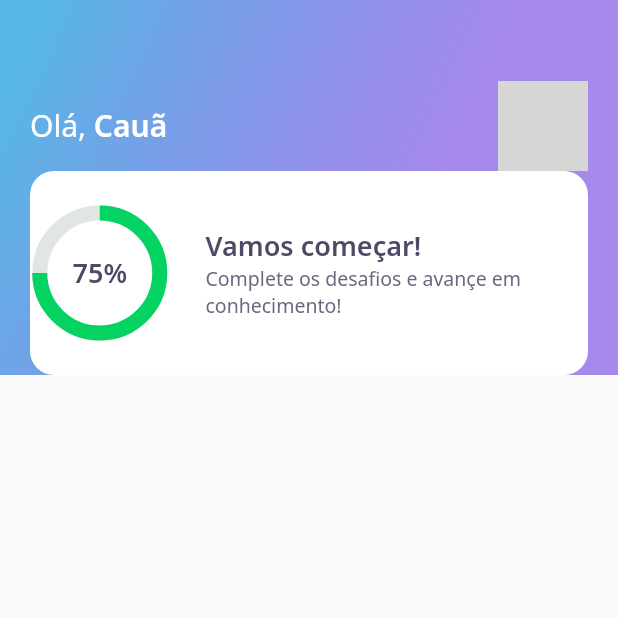
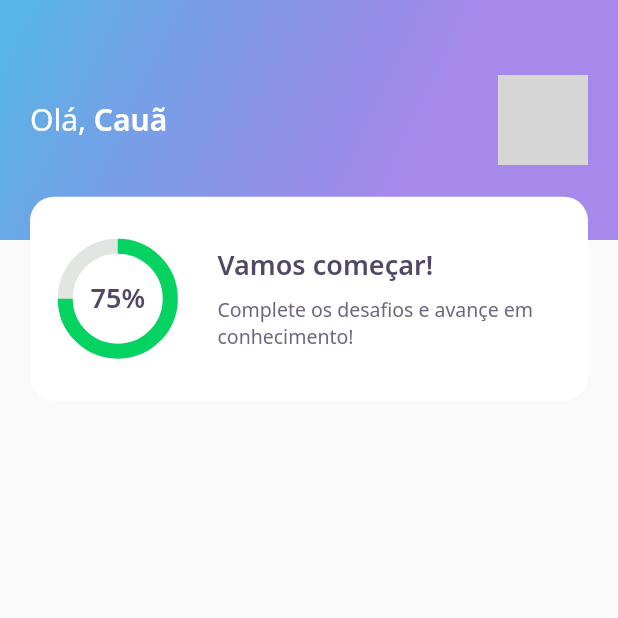
Before and after one commit to Cauaspinheiro/nlw-05, a Flutter app: the screen it shows after launch, on a phone screen of 412 x 824 dp, the top half of it. Run offline on Flutter 3.47's test engine with Material 2 defaults, Android fonts, the phone set to English and light mode, and no system bars; our stand-ins replace google_fonts; network calls fail; grey boxes are pictures that could not be loaded.

Commit message:
feat(home): improve styles and responsiveness

```diff
--- a/lib/home/widgets/app_bar_widget.dart
+++ b/lib/home/widgets/app_bar_widget.dart
@@ -1,6 +1,6 @@
 import 'package:dev_quiz/core/app_gradients.dart';
 import 'package:dev_quiz/core/app_text_styles.dart';
-import 'package:dev_quiz/home/widgets/chart_widget.dart';
+import 'package:dev_quiz/home/widgets/score_card_widget.dart';
 import 'package:flutter/cupertino.dart';
 import 'package:flutter/material.dart';
 
@@ -10,13 +10,14 @@ class AppBarWidget extends PreferredSize {
             preferredSize: Size.fromHeight(250),
             child: Container(
               height: 250,
-              decoration: BoxDecoration(gradient: AppGradients.linear),
-              child: Padding(
-                padding: const EdgeInsets.symmetric(horizontal: 20),
-                child: Column(
-                  mainAxisAlignment: MainAxisAlignment.end,
-                  children: [
-                    Row(
+              child: Stack(
+                children: [
+                  Container(
+                    height: 160,
+                    padding: const EdgeInsets.symmetric(horizontal: 20),
+                    width: double.maxFinite,
+                    decoration: BoxDecoration(gradient: AppGradients.linear),
+                    child: Row(
                       mainAxisAlignment: MainAxisAlignment.spaceBetween,
                       children: [
                         Text.rich(
@@ -42,9 +43,9 @@ class AppBarWidget extends PreferredSize {
                         )
                       ],
                     ),
-                    ChartWidget()
-                  ],
-                ),
+                  ),
+                  Align(alignment: Alignment(0, 1.3), child: ScoreCardWidget())
+                ],
               ),
             ));
 }
--- a/lib/home/widgets/chart_widget.dart
+++ b/lib/home/widgets/chart_widget.dart
@@ -1,40 +1,35 @@
 import 'package:dev_quiz/core/app_colors.dart';
 import 'package:dev_quiz/core/app_text_styles.dart';
-import 'package:dev_quiz/home/widgets/score_card_widget.dart';
 import 'package:flutter/material.dart';
 
 class ChartWidget extends StatelessWidget {
+  final progression = .75;
+
   @override
   Widget build(BuildContext context) {
     return Container(
-        height: 136,
-        decoration: BoxDecoration(
-            color: AppColors.white, borderRadius: BorderRadius.circular(16)),
-        child: Row(
-          crossAxisAlignment: CrossAxisAlignment.center,
-          children: [
-            Expanded(flex: 1, child: ScoreCardWidget()),
-            Expanded(
-              flex: 3,
-              child: Padding(
-                padding: const EdgeInsets.only(left: 24.0),
-                child: Column(
-                  crossAxisAlignment: CrossAxisAlignment.start,
-                  mainAxisAlignment: MainAxisAlignment.center,
-                  children: [
-                    Text(
-                      'Vamos começar!',
-                      style: AppTextStyles.heading,
-                    ),
-                    Text(
-                      'Complete os desafios e avançe em conhecimento!',
-                      style: AppTextStyles.body,
-                    )
-                  ],
-                ),
+      child: Stack(
+        children: [
+          Center(
+            child: Container(
+              constraints: BoxConstraints.expand(height: 70, width: 70),
+              child: CircularProgressIndicator(
+                strokeWidth: 10,
+                value: progression,
+                backgroundColor: AppColors.chartSecondary,
+                valueColor:
+                    AlwaysStoppedAnimation<Color>(AppColors.chartPrimary),
               ),
-            )
-          ],
-        ));
+            ),
+          ),
+          Center(
+            child: Text(
+              '${(progression * 100).toInt()}%',
+              style: AppTextStyles.heading,
+            ),
+          )
+        ],
+      ),
+    );
   }
 }
--- a/lib/home/widgets/score_card_widget.dart
+++ b/lib/home/widgets/score_card_widget.dart
@@ -1,38 +1,47 @@
 import 'package:dev_quiz/core/app_colors.dart';
 import 'package:dev_quiz/core/app_text_styles.dart';
+import 'package:dev_quiz/home/widgets/chart_widget.dart';
 import 'package:flutter/material.dart';
 
 class ScoreCardWidget extends StatelessWidget {
-  final progression = .75;
-
   @override
   Widget build(BuildContext context) {
-    return Container(
-      width: 80,
-      height: 80,
-      child: Stack(
+    return Padding(
+      padding: const EdgeInsets.symmetric(horizontal: 20),
+      child: Container(
+          height: 136,
+          padding: EdgeInsets.all(16),
+          decoration: BoxDecoration(
+              color: AppColors.white, borderRadius: BorderRadius.circular(16)),
+          child: Row(
+            crossAxisAlignment: CrossAxisAlignment.center,
             children: [
-          Center(
-            child: Container(
-              height: 80,
-              width: 80,
-              child: CircularProgressIndicator(
-                strokeWidth: 10,
-                value: progression,
-                backgroundColor: AppColors.chartSecondary,
-                valueColor:
-                    AlwaysStoppedAnimation<Color>(AppColors.chartPrimary),
+              Expanded(flex: 1, child: ChartWidget()),
+              Expanded(
+                flex: 3,
+                child: Padding(
+                  padding: const EdgeInsets.only(left: 24.0),
+                  child: Column(
+                    crossAxisAlignment: CrossAxisAlignment.start,
+                    mainAxisAlignment: MainAxisAlignment.center,
+                    children: [
+                      Padding(
+                        padding: const EdgeInsets.only(bottom: 8.0),
+                        child: Text(
+                          'Vamos começar!',
+                          style: AppTextStyles.heading,
                         ),
                       ),
+                      Text(
+                        'Complete os desafios e avançe em conhecimento!',
+                        style: AppTextStyles.body,
+                      )
+                    ],
                   ),
-          Center(
-            child: Text(
-              '${(progression * 100).toInt()}%',
-              style: AppTextStyles.heading,
                 ),
               )
             ],
-      ),
+          )),
     );
   }
 }
```
Lines whose indentation alone changed are shown as unchanged.
